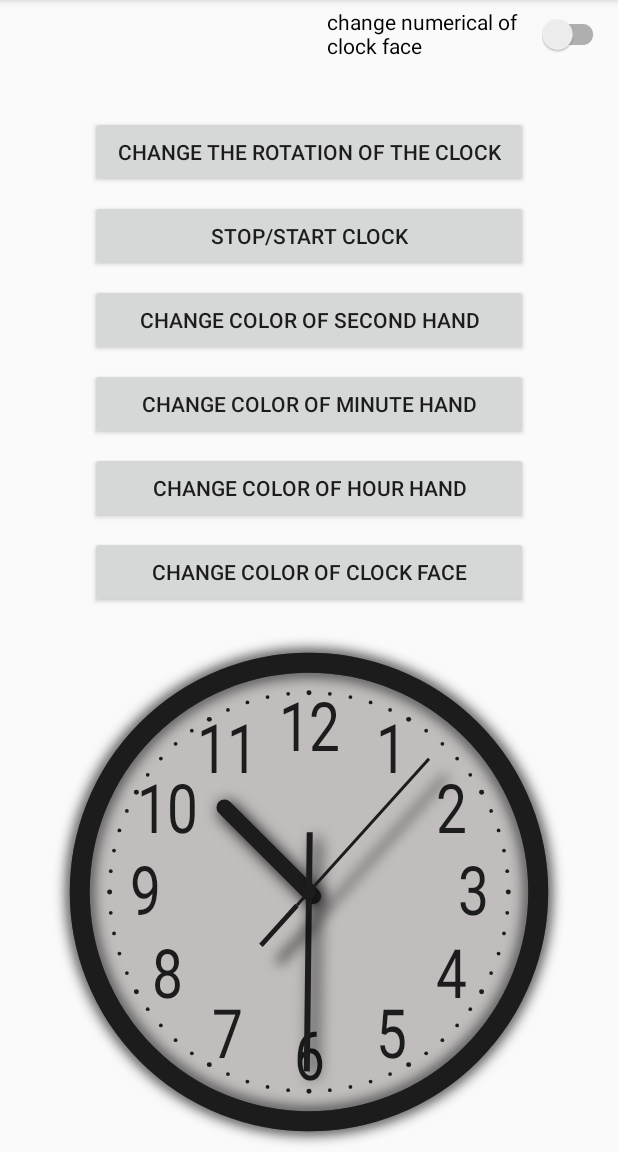
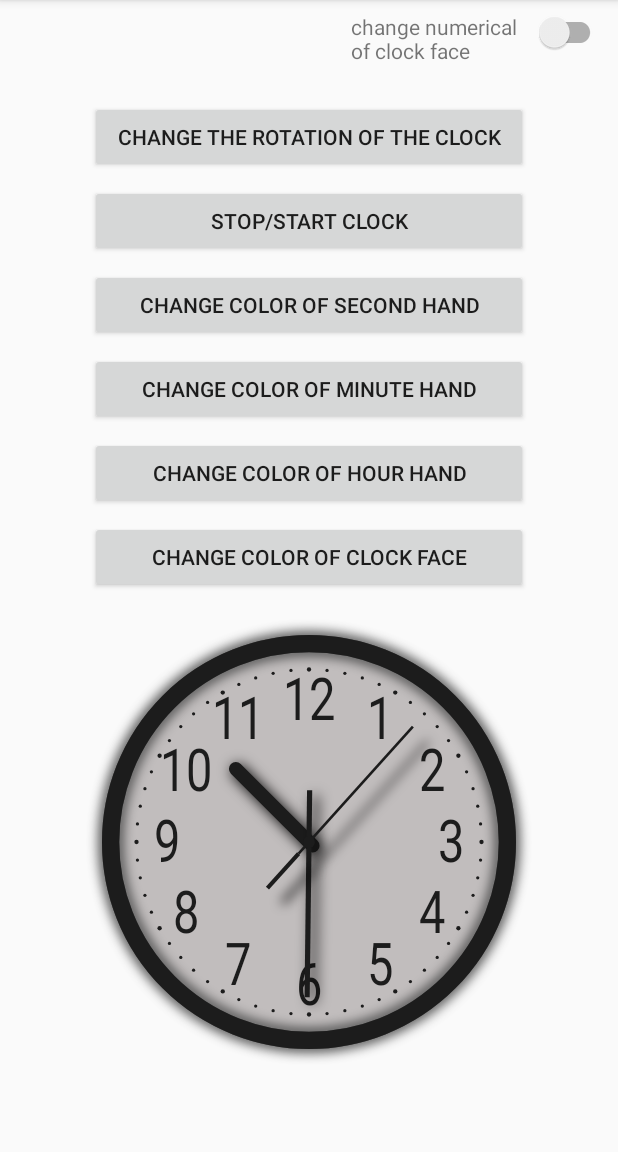
Before and after one commit to TheGraduate/ClockView, an Android app: the screen it shows after launch (MainActivity), on a phone screen of 412 x 824 dp, the part 84-1236 px from its top. Run offline under Robolectric (Android 15) with nearby library versions, the phone set to English and light mode, and no system bars.

Commit message:
7 commit status: work add correct scrolling to activity_main and correct presentation for switch button text

```diff
--- a/app/src/main/res/layout/activity_main.xml
+++ b/app/src/main/res/layout/activity_main.xml
@@ -1,6 +1,11 @@
 <?xml version="1.0" encoding="utf-8"?>
-<RelativeLayout xmlns:android="http://schemas.android.com/apk/res/android"
+<ScrollView xmlns:android="http://schemas.android.com/apk/res/android"
+    xmlns:app="http://schemas.android.com/apk/res-auto"
     xmlns:tools="http://schemas.android.com/tools"
+    android:layout_width="wrap_content"
+    android:layout_height="wrap_content">
+
+    <RelativeLayout
         android:layout_width="match_parent"
         android:layout_height="match_parent"
         tools:context=".MainActivity">
@@ -93,15 +98,26 @@
 
         <androidx.appcompat.widget.SwitchCompat
             android:id="@+id/displayModeSwitch"
-        android:layout_width="188dp"
-        android:layout_height="45dp"
-        android:layout_alignParentStart="true"
+            android:layout_width="wrap_content"
+            android:layout_height="wrap_content"
+            android:layout_alignParentTop="true"
             android:layout_alignParentEnd="true"
-        android:layout_marginStart="218dp"
-        android:layout_marginEnd="6dp"
-        android:checked="false"
+            android:layout_marginTop="8dp"
+            android:layout_marginEnd="8dp"
+            android:checked="false" />
 
-        android:text="@string/change_numerical_clock_face" />
+        <TextView
+            android:id="@+id/textView"
+            android:layout_width="114dp"
+            android:layout_height="wrap_content"
+            android:layout_alignParentTop="true"
+            android:layout_marginTop="8dp"
+            android:layout_marginEnd="8dp"
+            android:layout_toStartOf="@+id/displayModeSwitch"
+            android:text="@string/change_numerical_clock_face"
+            app:layout_constraintEnd_toEndOf="@id/displayModeSwitch"
+            app:layout_constraintStart_toStartOf="@id/displayModeSwitch"
+            app:layout_constraintTop_toBottomOf="@id/displayModeSwitch" />
+    </RelativeLayout>
 
-
-</RelativeLayout>
+</ScrollView>
```
Lines whose indentation alone changed are shown as unchanged.
